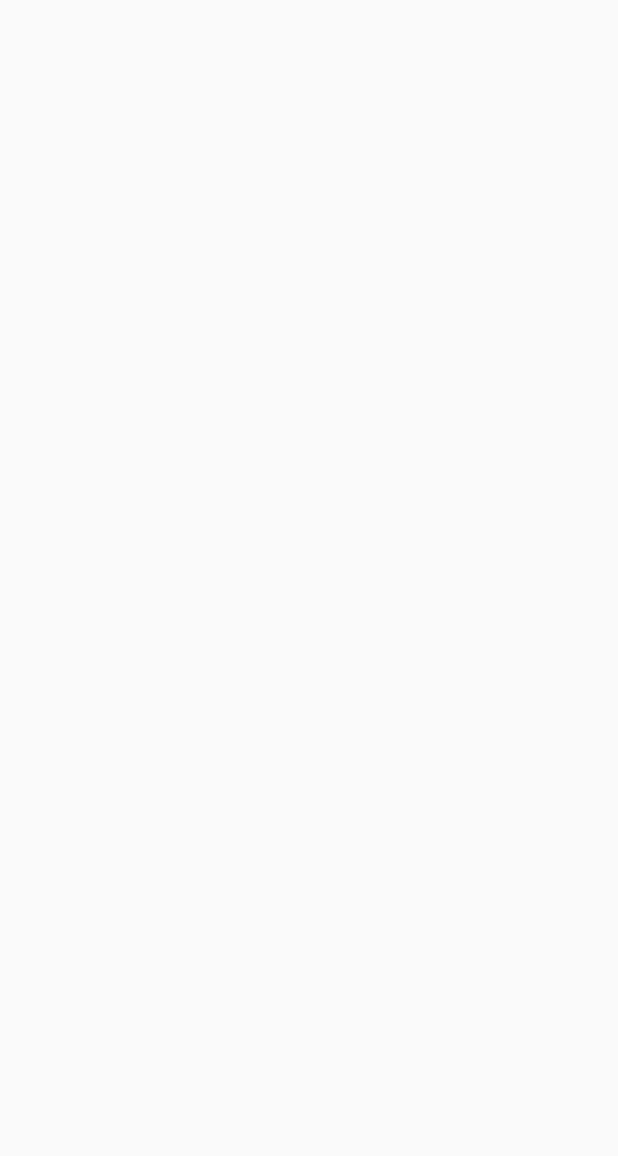
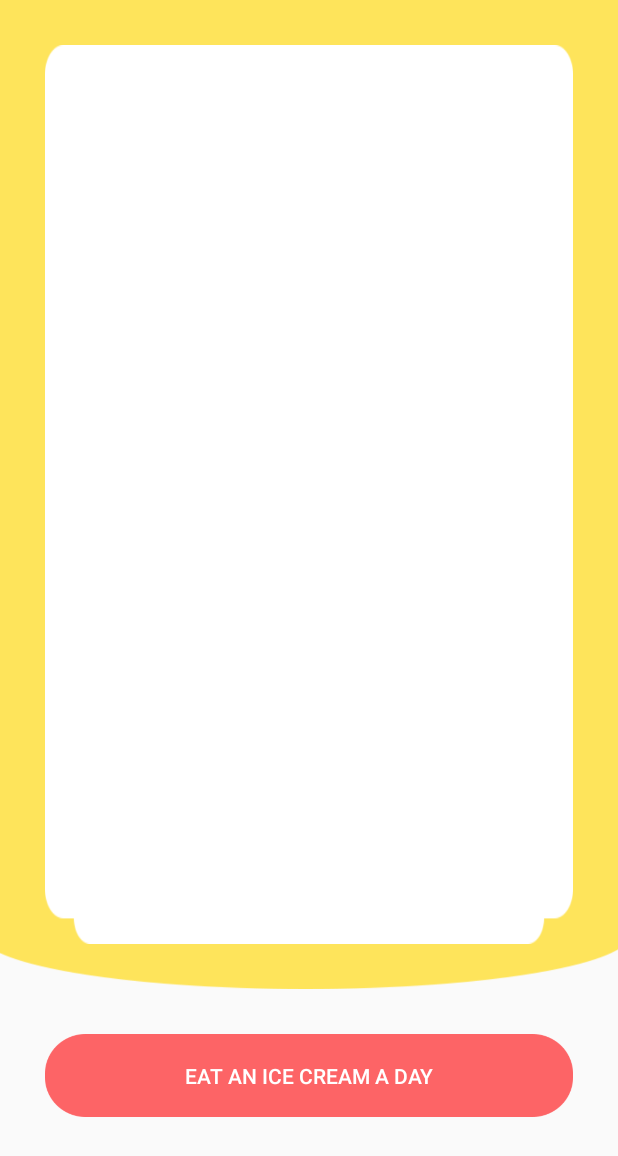
Before and after one commit to CodeApeZeph/FodCaloriesUI, an Android app: the MenuDetail screen opened directly, with no data from a screen before it, on a phone screen of 412 x 824 dp. Before the commit the part shown is empty. Shown: the top 1156 px of the screen. Run offline under Robolectric (Android 15) with nearby library versions, the phone set to English and light mode, and no system bars.

Commit message:
Food Details UI Initial Commit

```diff
--- a/app/src/main/java/com/io/sefu/fodcaloriesui/adapter/FoodAdapter.java
+++ b/app/src/main/java/com/io/sefu/fodcaloriesui/adapter/FoodAdapter.java
@@ -1,13 +1,16 @@
 package com.io.sefu.fodcaloriesui.adapter;
 
 import android.content.Context;
+import android.content.Intent;
 import android.support.v7.widget.RecyclerView;
 import android.view.LayoutInflater;
 import android.view.View;
 import android.view.ViewGroup;
 import android.widget.ImageView;
 import android.widget.TextView;
+import android.widget.Toast;
 
+import com.io.sefu.fodcaloriesui.MenuDetail;
 import com.io.sefu.fodcaloriesui.R;
 import com.io.sefu.fodcaloriesui.model.Food;
 
@@ -37,6 +40,8 @@ public class FoodAdapter extends RecyclerView.Adapter<FoodAdapter.ViewHolder> {
         View foodView = inflater.inflate(R.layout.food_list_item, parent, false);
         // Return a new holder instance
         ViewHolder viewHolder = new ViewHolder(foodView);
+
+
         return viewHolder;
     }
 
@@ -49,6 +54,7 @@ public class FoodAdapter extends RecyclerView.Adapter<FoodAdapter.ViewHolder> {
         holder.textViewfoodName.setText(mFoods.get(position).getFoodName());
         holder.textViewFoodContent.setText(mFoods.get(position).getFoodContent());
         holder.foodImage.setImageResource(mFoods.get(position).getFoodImage());
+
     }
 
     // Returns the total count of items in the list
@@ -67,13 +73,26 @@ public class FoodAdapter extends RecyclerView.Adapter<FoodAdapter.ViewHolder> {
 
         // We also create a constructor that accepts the entire item row
         // and does the view lookups to find each subview
-        public ViewHolder(View itemView) {
+        public ViewHolder(final View itemView) {
             // Stores the itemView in a public final member variable that can be used
             // to access the context from any ViewHolder instance.
             super(itemView);
             textViewfoodName = (TextView) itemView.findViewById(R.id.tvFoodName);
             textViewFoodContent = (TextView) itemView.findViewById(R.id.tvFoodContent);
             foodImage = (ImageView) itemView.findViewById(R.id.imageFood);
+
+
+            itemView.setOnClickListener(new View.OnClickListener() {
+                @Override
+                public void onClick(View v) {
+                    int position = getAdapterPosition();
+
+                    Toast.makeText(itemView.getContext(), "" + position, Toast.LENGTH_SHORT).show();
+                    Intent openDetailsIntent = new Intent(itemView.getContext(), MenuDetail.class);
+                    itemView.getContext().startActivity(openDetailsIntent);
+                }
+            });
+
         }
     }
 }
--- a/app/src/main/res/layout/activity_main.xml
+++ b/app/src/main/res/layout/activity_main.xml
@@ -52,10 +52,12 @@
                 android:layout_marginTop="20dp"
                 android:background="@drawable/search"
                 android:drawableLeft="@drawable/ic_search_black_24dp"
-
                 android:drawablePadding="20dp"
                 android:hint="Search For Food"
+
+                android:inputType="none"
                 android:paddingLeft="20dp"
+                android:textColor="@color/white_color"
                 android:textColorHint="@color/white_color" />
         </LinearLayout>
 
--- a/app/src/main/res/layout/activity_menu_detail.xml
+++ b/app/src/main/res/layout/activity_menu_detail.xml
@@ -1,9 +1,41 @@
 <?xml version="1.0" encoding="utf-8"?>
-<android.support.constraint.ConstraintLayout xmlns:android="http://schemas.android.com/apk/res/android"
-    xmlns:app="http://schemas.android.com/apk/res-auto"
+<LinearLayout xmlns:android="http://schemas.android.com/apk/res/android"
     xmlns:tools="http://schemas.android.com/tools"
     android:layout_width="match_parent"
     android:layout_height="match_parent"
+    android:orientation="vertical"
+    android:weightSum="1.0"
     tools:context=".MenuDetail">
 
-</android.support.constraint.ConstraintLayout>
+    <LinearLayout
+        android:layout_width="match_parent"
+        android:layout_height="match_parent"
+        android:layout_weight="0.2"
+        android:background="@drawable/bottom_bg"
+        android:padding="30dp">
+
+        <LinearLayout
+            android:layout_width="match_parent"
+            android:layout_height="match_parent"
+            android:background="@drawable/food_conten_bg">
+
+        </LinearLayout>
+
+    </LinearLayout>
+
+    <LinearLayout
+        android:layout_width="match_parent"
+        android:layout_height="match_parent"
+        android:layout_weight="0.8">
+
+        <Button
+            android:layout_width="match_parent"
+            android:layout_height="55dp"
+            android:layout_margin="30dp"
+            android:background="@drawable/button"
+            android:text="Eat an Ice Cream A Day"
+            android:textColor="@color/white_color" />
+    </LinearLayout>
+
+
+</LinearLayout>
```
